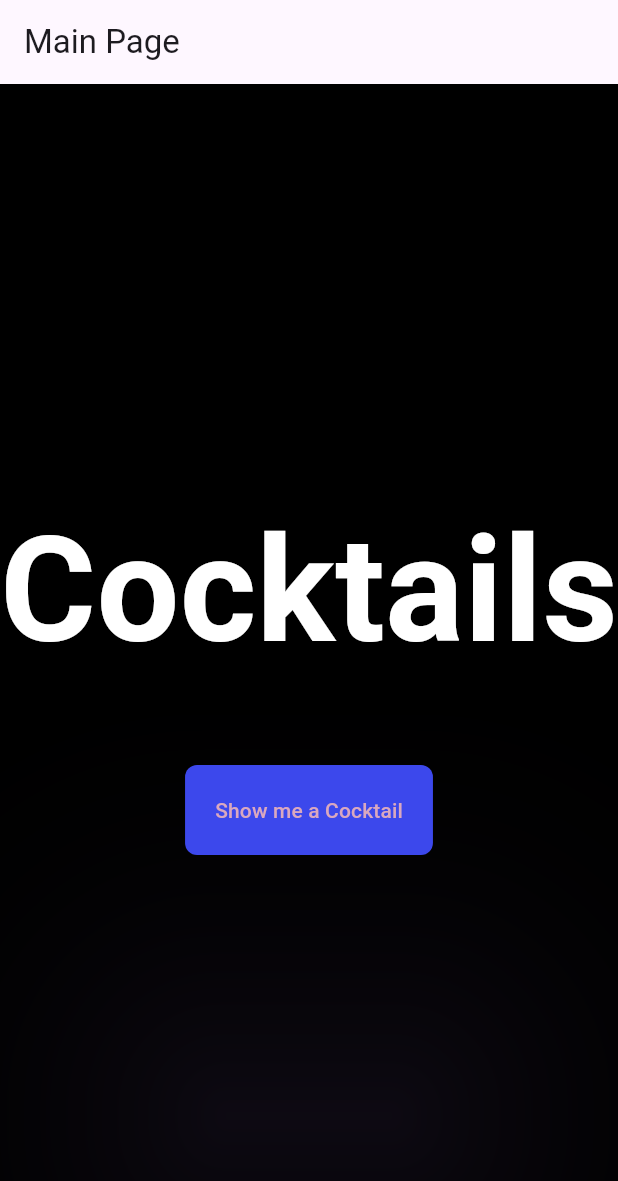
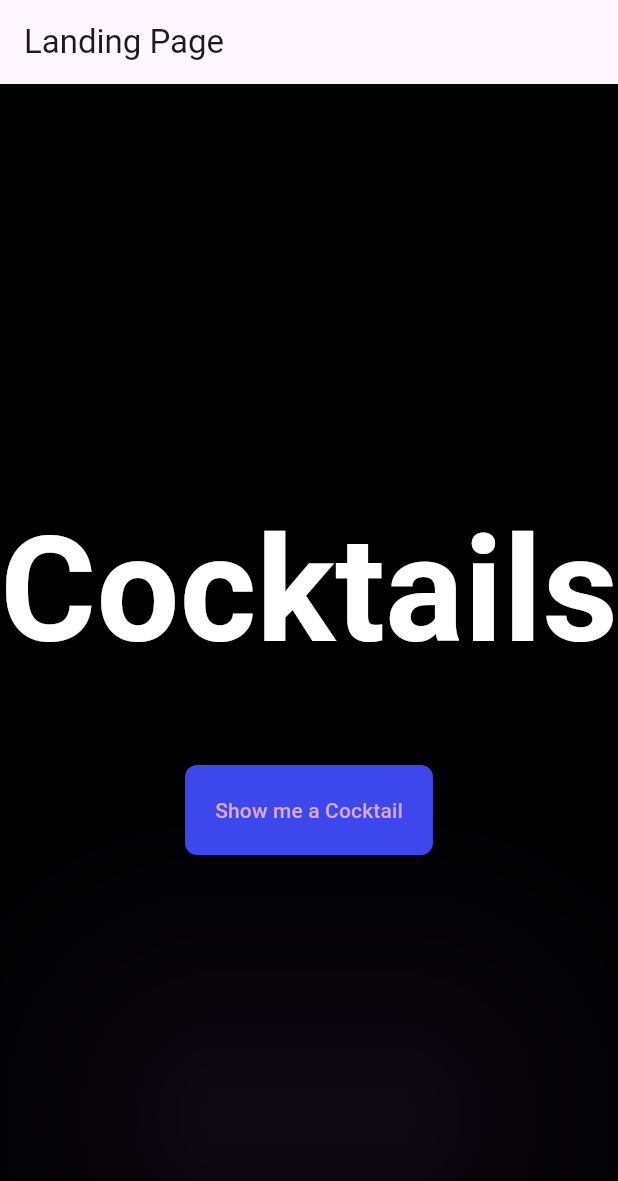
Before and after one commit to Jack-Clarke21/CocktailDBApp, a Flutter app: the screen it shows after launch, on a phone screen of 412 x 824 dp. Shown: the top 1181 px of the screen. Run offline on Flutter 3.47's test engine with Material 3 defaults, Android fonts, the phone set to English and light mode, and no system bars; our stand-ins replace dio, fluro; Roboto replaces fonts that are missing (Impact).

Commit message:
Bug: Fix page names

```diff
--- a/random_cocktail_generator/lib/Pages/InfoPage.dart
+++ b/random_cocktail_generator/lib/Pages/InfoPage.dart
@@ -1,7 +1,6 @@
 import 'package:flutter/material.dart';
 import 'package:random_cocktail_generator/CocktailData.dart';
 import 'package:random_cocktail_generator/Widgets/Buttons.dart';
-
 import '../Widgets/AppColors.dart';
 
 
--- a/random_cocktail_generator/lib/Pages/LandingPage.dart
+++ b/random_cocktail_generator/lib/Pages/LandingPage.dart
@@ -29,7 +29,7 @@ class LandingPage extends StatelessWidget {
       home: Scaffold(
         backgroundColor: Colors.black,
         appBar: AppBar(
-          title: const Text('Main Page'),
+          title: const Text('Landing Page'),
         ),
         body: const Center(
           child: Column(
--- a/random_cocktail_generator/lib/Pages/MainPage.dart
+++ b/random_cocktail_generator/lib/Pages/MainPage.dart
@@ -30,7 +30,7 @@ class _MainPageState extends State<MainPage> {
     return Scaffold(
       backgroundColor: AppColors.getColor(AppColor.backgroundColor),
       appBar: AppBar(
-        title: const Text('Cocktail Details'),
+        title: const Text('Main Page'),
       ),
       body: data == null
           ?  Center(
--- a/random_cocktail_generator/lib/router.dart
+++ b/random_cocktail_generator/lib/router.dart
@@ -10,7 +10,7 @@ class AppRouter {
   static void setupRouter() {
     // Define routes using router.define(...)
     router.define(
-      '/home',
+      '/',
       handler: Handler(
         handlerFunc: (BuildContext? context, Map<String, dynamic> params) {
           return const LandingPage();
@@ -22,7 +22,7 @@ class AppRouter {
       '/main',
       handler: Handler(
         handlerFunc: (BuildContext? context, Map<String, dynamic> params) {
-          return MainPage();
+          return const MainPage();
         },
       ),
     );
```
